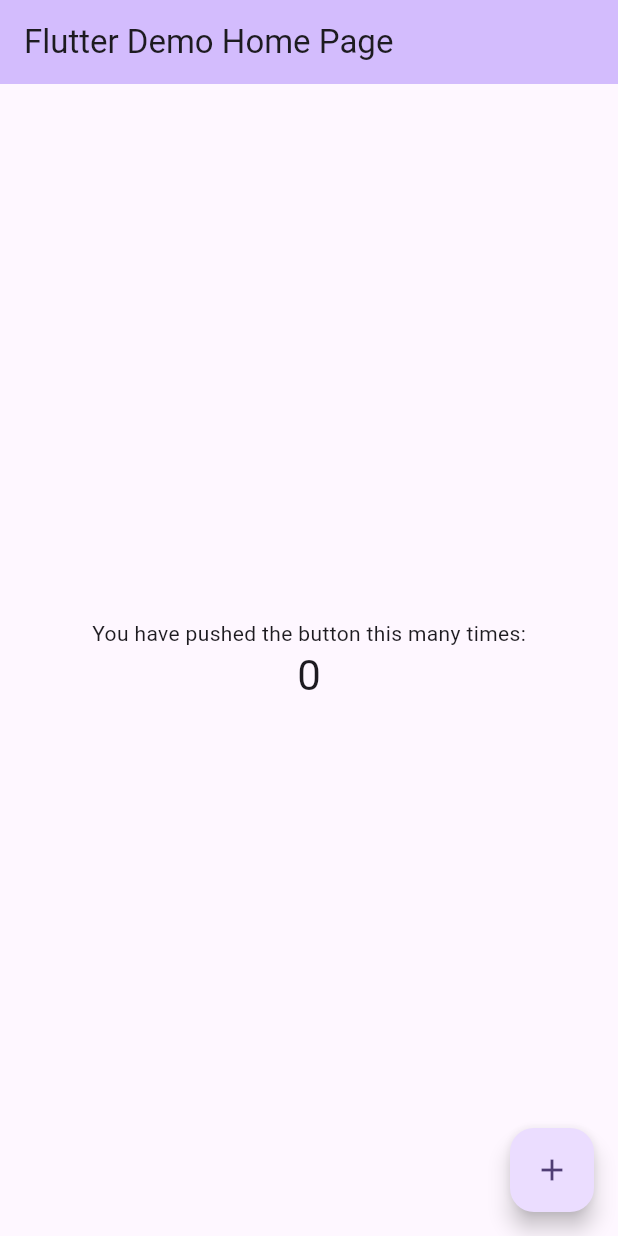
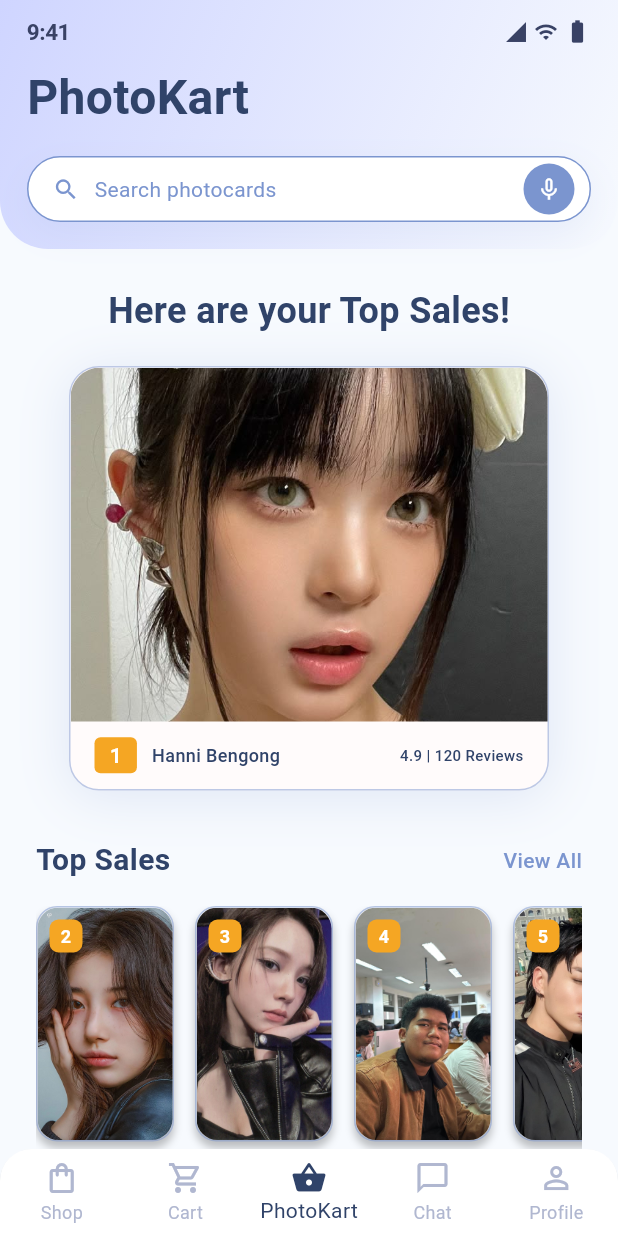
Before and after one commit to nawa316/photokart, a Flutter app: the screen it shows after launch, on a phone screen of 412 x 824 dp. Run offline on Flutter 3.47's test engine with Material 3 defaults, Android fonts, the phone set to English and light mode, and no system bars.

Commit message:
tambah halaman homepage

```diff
--- /dev/null
+++ b/lib/homepage.dart
@@ -0,0 +1,435 @@
+import 'package:flutter/material.dart';
+
+class HomePage extends StatefulWidget {
+  const HomePage({super.key});
+
+  @override
+  State<HomePage> createState() => _HomePageState();
+}
+
+class _HomePageState extends State<HomePage> {
+  int _currentIndex = 2;
+
+  @override
+  Widget build(BuildContext context) {
+    return Scaffold(
+      backgroundColor: const Color(0xFFF7FAFE),
+      body: SafeArea(
+        child: Column(
+          children: [
+            const HeaderSection(),
+            Expanded(
+              child: SingleChildScrollView(
+                padding: const EdgeInsets.symmetric(horizontal: 24),
+                child: Column(
+                  crossAxisAlignment: CrossAxisAlignment.start,
+                  children: [
+                    const SizedBox(height: 24),
+                    const Center(
+                      child: Text(
+                        'Here are your Top Sales!',
+                        style: TextStyle(
+                          color: Color(0xFF304369),
+                          fontSize: 24,
+                          fontWeight: FontWeight.w600,
+                        ),
+                      ),
+                    ),
+                    const SizedBox(height: 20),
+                    const FeaturedCard(),
+                    const SizedBox(height: 32),
+                    const TopSalesHeader(),
+                    const SizedBox(height: 16),
+                    const TopSalesList(),
+                    const SizedBox(height: 40),
+                  ],
+                ),
+              ),
+            ),
+          ],
+        ),
+      ),
+      bottomNavigationBar: ClipRRect(
+        borderRadius: const BorderRadius.only(
+          topLeft: Radius.circular(21),
+          topRight: Radius.circular(21),
+        ),
+        child: BottomNavigationBar(
+          currentIndex: _currentIndex,
+          onTap: (i) {
+            setState(() {
+              _currentIndex = i;
+            });
+          },
+          type: BottomNavigationBarType.fixed,
+          backgroundColor: Colors.white,
+          selectedItemColor: const Color(0xFF304369),
+          unselectedItemColor: const Color(0xFFB0B7D0),
+          items: const [
+            BottomNavigationBarItem(
+              icon: Icon(Icons.shopping_bag_outlined),
+              label: 'Shop',
+            ),
+            BottomNavigationBarItem(
+              icon: Icon(Icons.shopping_cart_outlined),
+              label: 'Cart',
+            ),
+            BottomNavigationBarItem(
+              icon: Icon(Icons.shopping_basket),
+              label: 'PhotoKart',
+            ),
+            BottomNavigationBarItem(
+              icon: Icon(Icons.chat_bubble_outline),
+              label: 'Chat',
+            ),
+            BottomNavigationBarItem(
+              icon: Icon(Icons.person_outline),
+              label: 'Profile',
+            ),
+          ],
+        ),
+      ),
+    );
+  }
+}
+
+class HeaderSection extends StatelessWidget {
+  const HeaderSection({super.key});
+
+  @override
+  Widget build(BuildContext context) {
+    return Container(
+      width: double.infinity,
+      decoration: const BoxDecoration(
+        gradient: LinearGradient(
+          colors: [
+            Color(0xFFCFD5FF),
+            Color(0xFFF7FAFE),
+          ],
+          begin: Alignment.topLeft,
+          end: Alignment.bottomRight,
+        ),
+        borderRadius: BorderRadius.only(
+          bottomLeft: Radius.circular(32),
+          bottomRight: Radius.circular(32),
+        ),
+      ),
+      padding: const EdgeInsets.fromLTRB(18, 10, 18, 18),
+      child: Column(
+        children: [
+          SizedBox(
+            height: 22,
+            child: Row(
+              children: [
+                const Text(
+                  '9:41',
+                  style: TextStyle(
+                    color: Color(0xFF394265),
+                    fontSize: 15,
+                    fontWeight: FontWeight.w600,
+                    letterSpacing: -0.3,
+                  ),
+                ),
+                const Spacer(),
+                Row(
+                  children: const [
+                    Icon(
+                      Icons.signal_cellular_4_bar,
+                      size: 16,
+                      color: Color(0xFF394265),
+                    ),
+                    SizedBox(width: 4),
+                    Icon(
+                      Icons.wifi,
+                      size: 16,
+                      color: Color(0xFF394265),
+                    ),
+                    SizedBox(width: 4),
+                    Icon(
+                      Icons.battery_full,
+                      size: 18,
+                      color: Color(0xFF394265),
+                    ),
+                  ],
+                ),
+              ],
+            ),
+          ),
+          const SizedBox(height: 10),
+          const Align(
+            alignment: Alignment.centerLeft,
+            child: Text(
+              'PhotoKart',
+              style: TextStyle(
+                color: Color(0xFF304369),
+                fontSize: 32,
+                fontWeight: FontWeight.w600,
+              ),
+            ),
+          ),
+          const SizedBox(height: 16),
+          Container(
+            height: 44,
+            decoration: BoxDecoration(
+              color: Colors.white,
+              borderRadius: BorderRadius.circular(24),
+              border: Border.all(
+                color: const Color(0xFF7B95CF),
+                width: 1,
+              ),
+              boxShadow: const [
+                BoxShadow(
+                  color: Color(0x1A7B95CF),
+                  blurRadius: 20,
+                  offset: Offset(0, 8),
+                ),
+              ],
+            ),
+            child: Row(
+              children: [
+                const SizedBox(width: 16),
+                const Icon(
+                  Icons.search,
+                  size: 18,
+                  color: Color(0xFF7B95CF),
+                ),
+                const SizedBox(width: 10),
+                const Expanded(
+                  child: Text(
+                    'Search photocards',
+                    style: TextStyle(
+                      fontSize: 14,
+                      color: Color(0xFF7B95CF),
+                    ),
+                  ),
+                ),
+                Container(
+                  margin: const EdgeInsets.only(right: 10),
+                  padding: const EdgeInsets.all(8),
+                  decoration: BoxDecoration(
+                    color: const Color(0xFF7B95CF),
+                    borderRadius: BorderRadius.circular(18),
+                  ),
+                  child: const Icon(
+                    Icons.mic_none,
+                    size: 18,
+                    color: Colors.white,
+                  ),
+                ),
+              ],
+            ),
+          ),
+        ],
+      ),
+    );
+  }
+}
+
+class FeaturedCard extends StatelessWidget {
+  const FeaturedCard({super.key});
+
+  @override
+  Widget build(BuildContext context) {
+    return Align(
+      alignment: Alignment.center,
+      child: SizedBox(
+        width: 320,
+        child: Container(
+          decoration: BoxDecoration(
+            color: const Color(0xFFFFFBFB),
+            borderRadius: BorderRadius.circular(20),
+            border: Border.all(color: const Color(0x7F7B95CF)),
+            boxShadow: const [
+              BoxShadow(
+                color: Color(0x337B95CF),
+                blurRadius: 30,
+                offset: Offset(0, 4),
+              ),
+            ],
+          ),
+          child: Column(
+            children: [
+              ClipRRect(
+                borderRadius:
+                    const BorderRadius.vertical(top: Radius.circular(20)),
+                child: Image.asset(
+                  'assets/images/hanni.png',
+                  height: 236,
+                  width: 320,
+                  fit: BoxFit.cover,
+                ),
+              ),
+              Container(
+                padding: const EdgeInsets.symmetric(horizontal: 16),
+                height: 45,
+                child: Row(
+                  children: [
+                    Container(
+                      height: 24,
+                      decoration: BoxDecoration(
+                        color: const Color(0xFFF5A623),
+                        borderRadius: BorderRadius.circular(4),
+                      ),
+                      padding: const EdgeInsets.symmetric(horizontal: 10),
+                      alignment: Alignment.center,
+                      child: const Text(
+                        '1',
+                        style: TextStyle(
+                          color: Colors.white,
+                          fontSize: 14,
+                          fontWeight: FontWeight.w600,
+                        ),
+                      ),
+                    ),
+                    const SizedBox(width: 10),
+                    const Expanded(
+                      child: Text(
+                        'Hanni Bengong',
+                        style: TextStyle(
+                          color: Color(0xFF304369),
+                          fontSize: 12,
+                          fontWeight: FontWeight.w500,
+                        ),
+                      ),
+                    ),
+                    const Text(
+                      '4.9 | 120 Reviews',
+                      style: TextStyle(
+                        color: Color(0xFF304369),
+                        fontSize: 10,
+                        fontWeight: FontWeight.w500,
+                      ),
+                    ),
+                  ],
+                ),
+              ),
+            ],
+          ),
+        ),
+      ),
+    );
+  }
+}
+
+class TopSalesHeader extends StatelessWidget {
+  const TopSalesHeader({super.key});
+
+  @override
+  Widget build(BuildContext context) {
+    return Row(
+      children: const [
+        Text(
+          'Top Sales',
+          style: TextStyle(
+            color: Color(0xFF304369),
+            fontSize: 20,
+            fontWeight: FontWeight.w600,
+          ),
+        ),
+        Spacer(),
+        Text(
+          'View All',
+          style: TextStyle(
+            color: Color(0xFF7B95CF),
+            fontSize: 14,
+            fontWeight: FontWeight.w500,
+          ),
+        ),
+      ],
+    );
+  }
+}
+
+class TopSalesList extends StatelessWidget {
+  const TopSalesList({super.key});
+
+  @override
+  Widget build(BuildContext context) {
+    final List<Map<String, dynamic>> items = [
+      {'rank': 2, 'name': 'Suzi', 'img': 'assets/images/suzi.png'},
+      {'rank': 3, 'name': 'Karina Dagu', 'img': 'assets/images/karina.png'},
+      {'rank': 4, 'name': 'Ahul Indokor', 'img': 'assets/images/ahul.png'},
+      {'rank': 5, 'name': 'Jungkook', 'img': 'assets/images/jk.png'},
+    ];
+
+    return SizedBox(
+      height: 180,
+      child: ListView.separated(
+        scrollDirection: Axis.horizontal,
+        itemCount: items.length,
+        separatorBuilder: (_, __) => const SizedBox(width: 14),
+        itemBuilder: (context, index) {
+          final item = items[index];
+          return SizedBox(
+            width: 92,
+            child: Column(
+              crossAxisAlignment: CrossAxisAlignment.start,
+              children: [
+                Expanded(
+                  child: Container(
+                    decoration: BoxDecoration(
+                      borderRadius: BorderRadius.circular(14),
+                      border: Border.all(color: const Color(0x7F7B95CF)),
+                      boxShadow: const [
+                        BoxShadow(
+                          color: Color(0x3F000000),
+                          blurRadius: 4,
+                          offset: Offset(0, 4),
+                        ),
+                      ],
+                    ),
+                    child: Stack(
+                      children: [
+                        ClipRRect(
+                          borderRadius: BorderRadius.circular(14),
+                          child: Image.asset(
+                            item['img'] as String,
+                            width: double.infinity,
+                            height: double.infinity,
+                            fit: BoxFit.cover,
+                          ),
+                        ),
+                        Positioned(
+                          left: 8,
+                          top: 8,
+                          child: Container(
+                            width: 22,
+                            height: 22,
+                            decoration: BoxDecoration(
+                              color: const Color(0xFFF5A623),
+                              borderRadius: BorderRadius.circular(6),
+                            ),
+                            alignment: Alignment.center,
+                            child: Text(
+                              '${item['rank']}',
+                              style: const TextStyle(
+                                color: Colors.white,
+                                fontSize: 12,
+                                fontWeight: FontWeight.w600,
+                              ),
+                            ),
+                          ),
+                        ),
+                      ],
+                    ),
+                  ),
+                ),
+                const SizedBox(height: 6),
+                Text(
+                  item['name'] as String,
+                  maxLines: 1,
+                  overflow: TextOverflow.ellipsis,
+                  style: const TextStyle(
+                    color: Color(0xFF304369),
+                    fontSize: 12,
+                    fontWeight: FontWeight.w500,
+                  ),
+                ),
+              ],
+            ),
+          );
+        },
+      ),
+    );
+  }
+}
--- a/lib/main.dart
+++ b/lib/main.dart
@@ -1,4 +1,5 @@
 import 'package:flutter/material.dart';
+import 'homepage.dart';
 
 void main() {
   runApp(const MyApp());
@@ -7,116 +8,16 @@ void main() {
 class MyApp extends StatelessWidget {
   const MyApp({super.key});
 
-  // This widget is the root of your application.
   @override
   Widget build(BuildContext context) {
     return MaterialApp(
-      title: 'Flutter Demo',
+      title: 'PhotoKart',
+      debugShowCheckedModeBanner: false,
       theme: ThemeData(
-        // This is the theme of your application.
-        //
-        // TRY THIS: Try running your application with "flutter run". You'll see
-        // the application has a purple toolbar. Then, without quitting the app,
-        // try changing the seedColor in the colorScheme below to Colors.green
-        // and then invoke "hot reload" (save your changes or press the "hot
-        // reload" button in a Flutter-supported IDE, or press "r" if you used
-        // the command line to start the app).
-        //
-        // Notice that the counter didn't reset back to zero; the application
-        // state is not lost during the reload. To reset the state, use hot
-        // restart instead.
-        //
-        // This works for code too, not just values: Most code changes can be
-        // tested with just a hot reload.
-        colorScheme: ColorScheme.fromSeed(seedColor: Colors.deepPurple),
+        colorScheme: ColorScheme.fromSeed(seedColor: const Color(0xFF7B95CF)),
+        useMaterial3: true,
       ),
-      home: const MyHomePage(title: 'Flutter Demo Home Page'),
+      home: const HomePage(),
     );
   }
 }
-
-class MyHomePage extends StatefulWidget {
-  const MyHomePage({super.key, required this.title});
-
-  // This widget is the home page of your application. It is stateful, meaning
-  // that it has a State object (defined below) that contains fields that affect
-  // how it looks.
-
-  // This class is the configuration for the state. It holds the values (in this
-  // case the title) provided by the parent (in this case the App widget) and
-  // used by the build method of the State. Fields in a Widget subclass are
-  // always marked "final".
-
-  final String title;
-
-  @override
-  State<MyHomePage> createState() => _MyHomePageState();
-}
-
-class _MyHomePageState extends State<MyHomePage> {
-  int _counter = 0;
-
-  void _incrementCounter() {
-    setState(() {
-      // This call to setState tells the Flutter framework that something has
-      // changed in this State, which causes it to rerun the build method below
-      // so that the display can reflect the updated values. If we changed
-      // _counter without calling setState(), then the build method would not be
-      // called again, and so nothing would appear to happen.
-      _counter++;
-    });
-  }
-
-  @override
-  Widget build(BuildContext context) {
-    // This method is rerun every time setState is called, for instance as done
-    // by the _incrementCounter method above.
-    //
-    // The Flutter framework has been optimized to make rerunning build methods
-    // fast, so that you can just rebuild anything that needs updating rather
-    // than having to individually change instances of widgets.
-    return Scaffold(
-      appBar: AppBar(
-        // TRY THIS: Try changing the color here to a specific color (to
-        // Colors.amber, perhaps?) and trigger a hot reload to see the AppBar
-        // change color while the other colors stay the same.
-        backgroundColor: Theme.of(context).colorScheme.inversePrimary,
-        // Here we take the value from the MyHomePage object that was created by
-        // the App.build method, and use it to set our appbar title.
-        title: Text(widget.title),
-      ),
-      body: Center(
-        // Center is a layout widget. It takes a single child and positions it
-        // in the middle of the parent.
-        child: Column(
-          // Column is also a layout widget. It takes a list of children and
-          // arranges them vertically. By default, it sizes itself to fit its
-          // children horizontally, and tries to be as tall as its parent.
-          //
-          // Column has various properties to control how it sizes itself and
-          // how it positions its children. Here we use mainAxisAlignment to
-          // center the children vertically; the main axis here is the vertical
-          // axis because Columns are vertical (the cross axis would be
-          // horizontal).
-          //
-          // TRY THIS: Invoke "debug painting" (choose the "Toggle Debug Paint"
-          // action in the IDE, or press "p" in the console), to see the
-          // wireframe for each widget.
-          mainAxisAlignment: MainAxisAlignment.center,
-          children: <Widget>[
-            const Text('You have pushed the button this many times:'),
-            Text(
-              '$_counter',
-              style: Theme.of(context).textTheme.headlineMedium,
-            ),
-          ],
-        ),
-      ),
-      floatingActionButton: FloatingActionButton(
-        onPressed: _incrementCounter,
-        tooltip: 'Increment',
-        child: const Icon(Icons.add),
-      ), // This trailing comma makes auto-formatting nicer for build methods.
-    );
-  }
-}
```
Also changed, not shown: pubspec.yaml (+17 -3 lines), assets/images/ahul.png (added), assets/images/hanni.png (added), assets/images/jk.png (added), assets/images/karina.png (added), assets/images/suzi.png (added).
